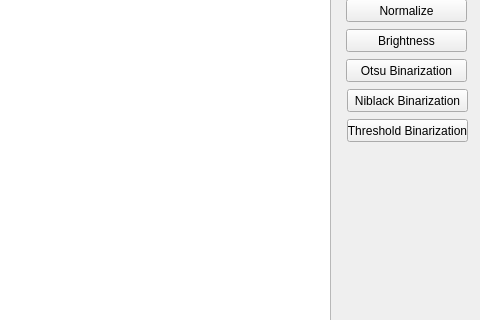
Old version of the form MainWindow.ui in the repository guestnone/imageedit; both pictures show x 320 to 800 and y 90 to 410 of the 800 by 600 pixel window.
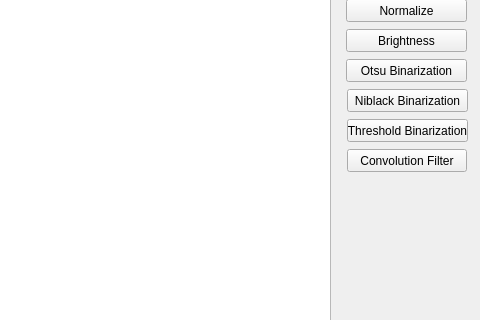
New version of the form.

Patch:
```diff
--- a/MainWindow.ui
+++ b/MainWindow.ui
@@ -245,6 +245,19 @@
      <string>Threshold Binarization</string>
     </property>
    </widget>
+   <widget class="QPushButton" name="convolutePushButton">
+    <property name="geometry">
+     <rect>
+      <x>667</x>
+      <y>220</y>
+      <width>120</width>
+      <height>23</height>
+     </rect>
+    </property>
+    <property name="text">
+     <string>Convolution Filter</string>
+    </property>
+   </widget>
   </widget>
   <widget class="QMenuBar" name="menubar">
    <property name="geometry">
```
